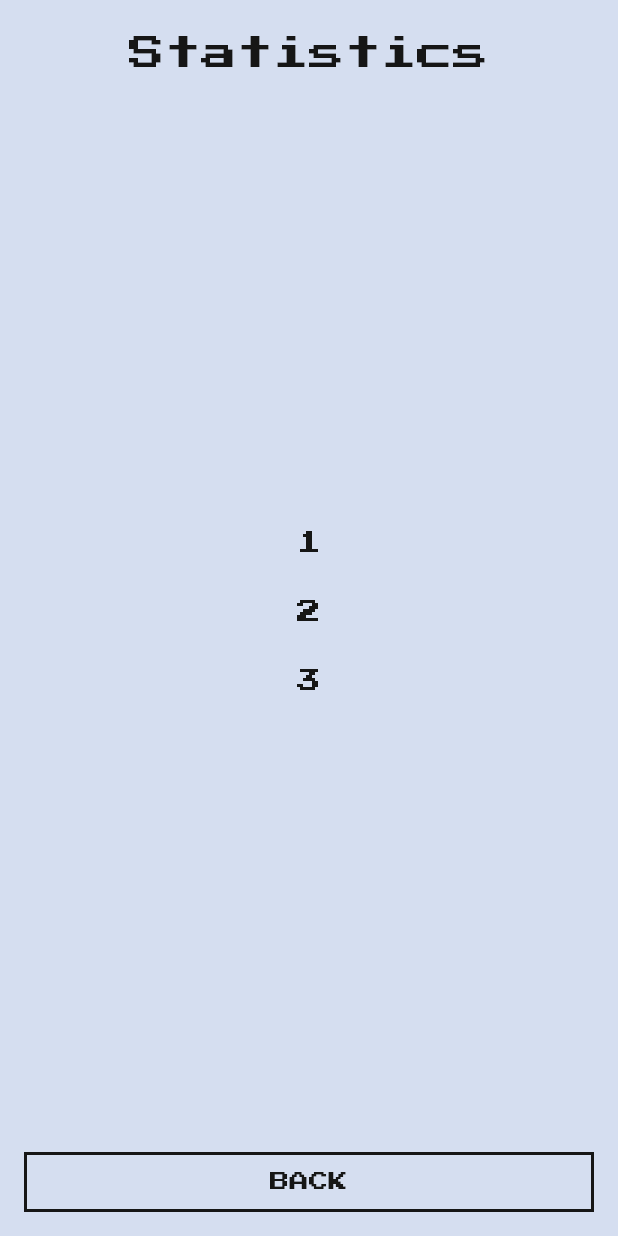
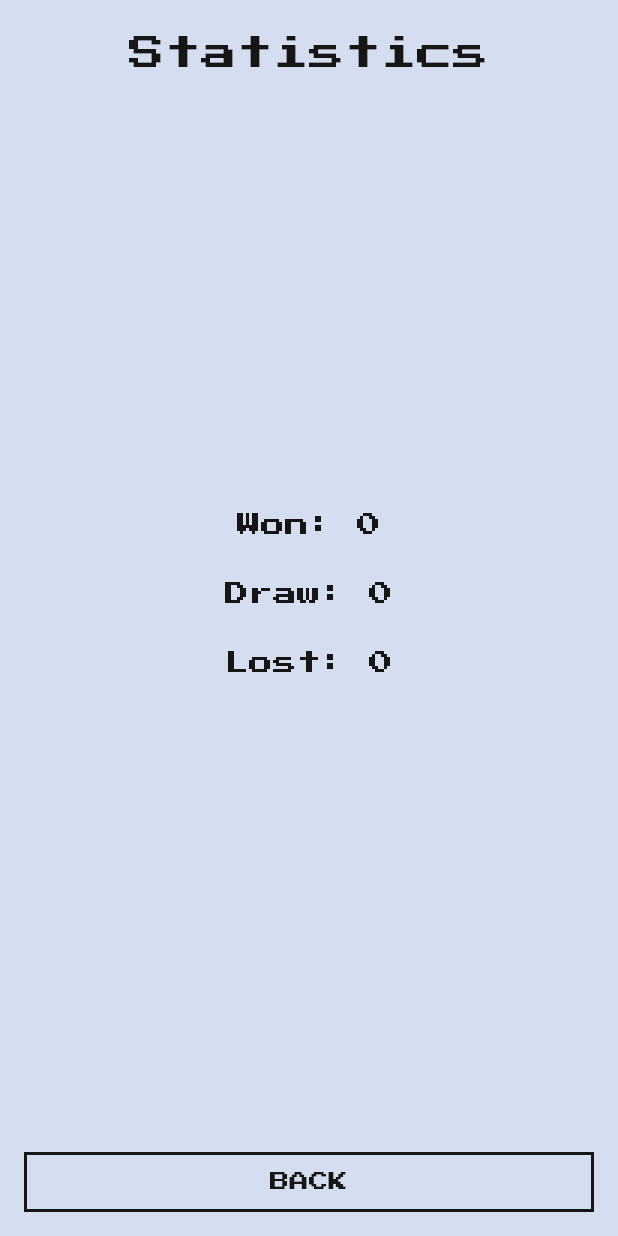
Before and after one commit to MVoldemar/flutter_course2, a Flutter app: the StatisticsPage screen opened directly, on a phone screen of 412 x 824 dp. Run offline on Flutter 3.47's test engine with Material 2 defaults, Android fonts, the phone set to English and light mode, and no system bars; our stand-ins replace google_fonts, shared_preferences; accounts and stored records are empty.

Commit message:
10_generation

```diff
--- a/lib/pages/fight_page.dart
+++ b/lib/pages/fight_page.dart
@@ -80,9 +80,41 @@ class FightPageState extends State<FightPage> {
 
   void _onGoButtonClicked()
   {
+    int? _wonCount;
+    int? _lostCount;
+    int? _drawCount;
+    SharedPreferences.getInstance().then((value) {
+      _wonCount = value.getInt("stats_won") != null ? value.getInt("stats_won") : 0;
+      _lostCount = value.getInt("stats_lost") != null ? value.getInt("stats_lost") : 0 ;
+      _drawCount = value.getInt("stats_draw") != null ? value.getInt("stats_draw") : 0 ;
+
+    });
+
     if(enemysLives == 0 || yourLives == 0) {
+      SharedPreferences.getInstance().then((value) {
+        if(enemysLives == 0 && yourLives != 0){
+          _calculateResult(_wonCount!, value, "stats_won");
+         print("won");
+         // Navigator.of(context).pop();
+        }
+        else if(yourLives == 0 && enemysLives != 0 ){
+          _calculateResult(_lostCount!, value, "stats_lost");
+         print("lost");
+          //Navigator.of(context).pop();
+        }
+        else {
+          _calculateResult(_drawCount!, value, "stats_draw");
+          print("draw");
+                  }
+        print("won: $_wonCount lost: $_lostCount draw: $_drawCount");
         Navigator.of(context).pop();
+      }
+
+      );
+
+
     }
+
     else if(attackingBodyPart != null && defendingBodyPart != null) {
       setState(() {
         final bool enemyLoseLife = attackingBodyPart != whatEnemyDefends;
@@ -108,6 +140,14 @@ class FightPageState extends State<FightPage> {
     }
   }
 
+  int _calculateResult(int count, SharedPreferences value, String key) {
+     count = (count + 1);
+    value.setInt(key, count);
+    return count;
+             //
+
+  }
+
   void _selectDefendingBodyPart(final BodyPart value) {
     if(yourLives == 0 || enemysLives == 0  ){
       return;
@@ -116,8 +156,6 @@ class FightPageState extends State<FightPage> {
       defendingBodyPart = value;
     });
   }
-
-
 
   void _selectAttackingBodyPart(final BodyPart value) {
     if(yourLives == 0 || enemysLives == 0){
--- a/lib/pages/main_page.dart
+++ b/lib/pages/main_page.dart
@@ -47,15 +47,13 @@ class _MainPageContent extends StatelessWidget {
               if (!snapshot.hasData || snapshot.data == null) {
                 return const SizedBox();
               } else
-                // return Column(
-                //   children: [
-                //
                 return Column(
                   mainAxisSize: MainAxisSize.min,
                   children: [
                     Padding(
                       padding: const EdgeInsets.only(bottom: 12),
-                      child: Text("Last fight result", style: TextStyle(fontSize: 14, color: FightClubColors.darkGreyText),),
+                      child: Text("Last fight result",
+                        style: TextStyle(fontSize: 14, color: FightClubColors.darkGreyText),),
                     ),
                     FightResultWidget(fightResult: _calculateFightResult(snapshot.data!)),
                   ],
--- a/lib/pages/statistics_page.dart
+++ b/lib/pages/statistics_page.dart
@@ -2,12 +2,17 @@ import 'package:flutter/cupertino.dart';
 import 'package:flutter/material.dart';
 import 'package:flutter_fight_club/resources/fight_club_colors.dart';
 import 'package:flutter_fight_club/widgets/secondary_action_button.dart';
+import 'package:shared_preferences/shared_preferences.dart';
 
 class StatisticsPage extends StatelessWidget {
-  const StatisticsPage({Key? key}) : super(key: key);
+
+  const StatisticsPage({Key? key,}) : super(key: key);
 
   @override
   Widget build(BuildContext context) {
+    int? won;
+    int? lost;
+    int? draw;
     return Scaffold(
       backgroundColor: FightClubColors.background,
       body: SafeArea(
@@ -15,34 +20,79 @@ class StatisticsPage extends StatelessWidget {
           children: [
             Container(
               margin: EdgeInsets.only(left: 16, right: 16, top: 24),
-              child: Text("Statistics", style: TextStyle(fontSize: 24, color: FightClubColors.darkGreyText), textAlign: TextAlign.center,),
+              child: Text(
+                "Statistics",
+                style: TextStyle(
+                    fontSize: 24, color: FightClubColors.darkGreyText),
+                textAlign: TextAlign.center,
+              ),
             ),
             Expanded(
-              child: Column(
+              child: FutureBuilder<int?>(
+                future:
+                    SharedPreferences.getInstance().then((sharedPreferences) {
+                  won = sharedPreferences.getInt("stats_won") == null ? 0
+                      : sharedPreferences.getInt("stats_won");
+                  lost = sharedPreferences.getInt("stats_lost") == null ? 0
+                      : sharedPreferences.getInt("stats_lost");
+                  draw = sharedPreferences.getInt("stats_draw") == null ? 0
+                      : sharedPreferences.getInt("stats_draw");
+                }),
+                builder: (context, snapshot) {
+                  return Column(
                     mainAxisAlignment: MainAxisAlignment.center,
                     children: [
                       SizedBox(
                         height: 40,
-                    child: Text("1", textAlign: TextAlign.center,
-                      style: TextStyle(fontSize: 16, color: FightClubColors.darkGreyText,),),
+                        child: Text(
+                          "Won: $won",
+                          textAlign: TextAlign.center,
+                          style: TextStyle(
+                            fontSize: 16,
+                            color: FightClubColors.darkGreyText,
                           ),
-                  SizedBox(height: 6,),
+                        ),
+                      ),
+                      SizedBox(
+                        height: 6,
+                      ),
                       SizedBox(
                         height: 40,
-                    child: Text("2", textAlign: TextAlign.center,
-                      style: TextStyle(fontSize: 16, color: FightClubColors.darkGreyText, ),),
+                        child: Text(
+                          "Draw: $draw",
+                          textAlign: TextAlign.center,
+                          style: TextStyle(
+                            fontSize: 16,
+                            color: FightClubColors.darkGreyText,
                           ),
-                  SizedBox(height: 6,),
+                        ),
+                      ),
                       SizedBox(
-                    child: Text("3", textAlign: TextAlign.center,
-                      style: TextStyle(fontSize: 16, color: FightClubColors.darkGreyText, ),),
+                        height: 6,
+                      ),
+                      SizedBox(
+                        height: 40,
+                        child: Text(
+                          "Lost: $lost",
+                          textAlign: TextAlign.center,
+                          style: TextStyle(
+                            fontSize: 16,
+                            color: FightClubColors.darkGreyText,
+                          ),
+                        ),
                       ),
                     ],
+                  );
+                },
               ),
             ),
             Padding(
-              padding: const EdgeInsets.only(bottom: 16,),
-              child: SecondaryActionButton(text: "Back", onTap:(){
+              padding: const EdgeInsets.only(
+                bottom: 16,
+              ),
+              child: SecondaryActionButton(
+                  text: "Back",
+                  onTap: () {
                     Navigator.of(context).pop();
                   }),
             ),
```
Lines whose indentation alone changed are shown as unchanged.
